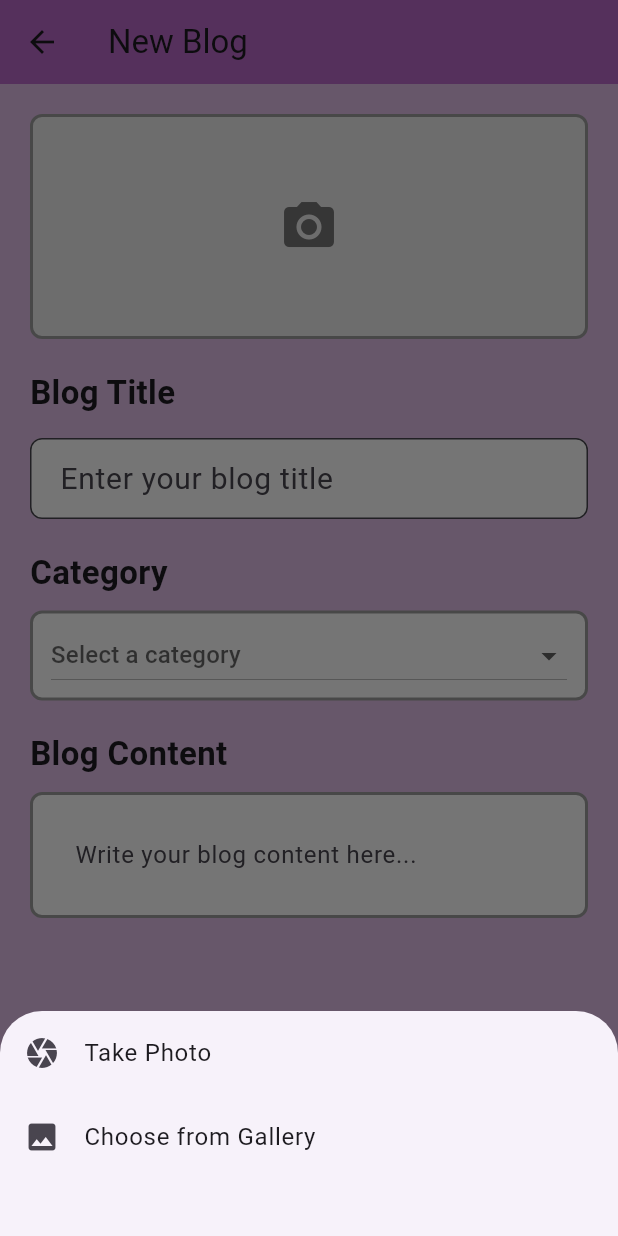
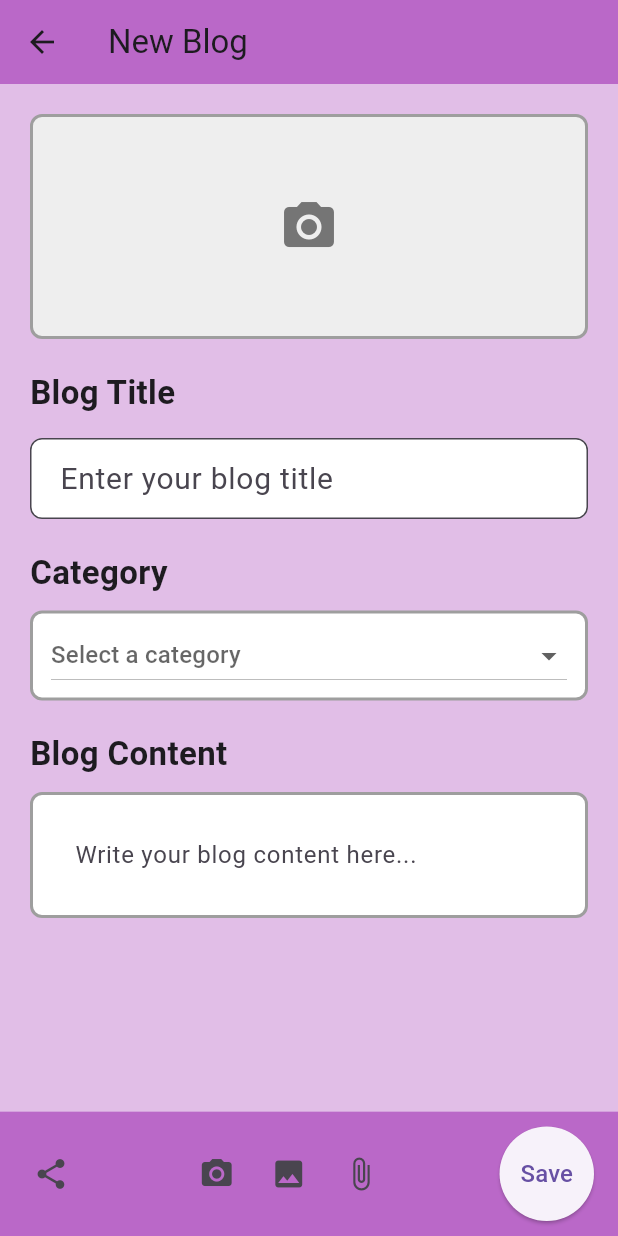
Before and after one commit to itsmealan2000/Blogapp-group1, a Flutter app: the NewBlogPage screen opened directly, after a tap on the "camera alt" icon, on a phone screen of 412 x 824 dp. Run offline on Flutter 3.47's test engine with Material 3 defaults, Android fonts, the phone set to English and light mode, and no system bars; our stand-ins replace file_picker, image_picker, share.

Commit message:
Added functionalities for image picker.

```diff
--- a/analysis_options.yaml
+++ b/analysis_options.yaml
@@ -1 +1,4 @@
+analyzer:
+  errors:
+    unused_element: ignore
 include: package:flutter_lints/flutter.yaml
--- a/lib/createBlog.dart
+++ b/lib/createBlog.dart
@@ -39,27 +39,28 @@ class _NewBlogPageState extends State<NewBlogPage> {
     'Political blogs',
   ];
 
-  XFile? _image;
+  XFile? _topImage;
+  File? _bottomImage;
   File? _file;
 
-  Future<void> _pickMedia() async {
+  Future<void> _pickTopImage() async {
     final picker = ImagePicker();
     final pickedFile = await picker.pickImage(source: ImageSource.gallery);
 
     if (pickedFile != null) {
       setState(() {
-        _image = pickedFile;
+        _topImage = pickedFile;
       });
     }
   }
 
-  Future<void> _captureMedia(ImageSource source) async {
+  Future<void> _captureBottomImage(ImageSource source) async {
     final picker = ImagePicker();
     final pickedFile = await picker.pickImage(source: source);
 
     if (pickedFile != null) {
       setState(() {
-        _image = pickedFile;
+        _bottomImage = File(pickedFile.path);
       });
     }
   }
@@ -98,6 +99,18 @@ class _NewBlogPageState extends State<NewBlogPage> {
     }
   }
 
+  void _removeTopImage() {
+    setState(() {
+      _topImage = null;
+    });
+  }
+
+  void _removeBottomImage() {
+    setState(() {
+      _bottomImage = null;
+    });
+  }
+
   @override
   Widget build(BuildContext context) {
     return Scaffold(
@@ -117,36 +130,7 @@ class _NewBlogPageState extends State<NewBlogPage> {
               crossAxisAlignment: CrossAxisAlignment.start,
               children: [
                 GestureDetector(
-                  onTap: () {
-                    showModalBottomSheet(
-                      context: context,
-                      builder: (BuildContext context) {
-                        return SizedBox(
-                          height: 150,
-                          child: ListView(
-                            children: [
-                              ListTile(
-                                leading: const Icon(Icons.camera),
-                                title: const Text('Take Photo'),
-                                onTap: () {
-                                  Navigator.pop(context);
-                                  _captureMedia(ImageSource.camera);
-                                },
-                              ),
-                              ListTile(
-                                leading: const Icon(Icons.image),
-                                title: const Text('Choose from Gallery'),
-                                onTap: () {
-                                  Navigator.pop(context);
-                                  _pickMedia();
-                                },
-                              ),
-                            ],
-                          ),
-                        );
-                      },
-                    );
-                  },
+                  onTap: _pickTopImage,
                   child: Container(
                     width: double.infinity,
                     height: 150,
@@ -155,7 +139,7 @@ class _NewBlogPageState extends State<NewBlogPage> {
                       borderRadius: BorderRadius.circular(8.0),
                       color: Colors.grey[200],
                     ),
-                    child: _image == null
+                    child: _topImage == null
                         ? Center(
                             child: Icon(
                               Icons.camera_alt,
@@ -163,29 +147,24 @@ class _NewBlogPageState extends State<NewBlogPage> {
                               size: 40,
                             ),
                           )
-                        : FutureBuilder<double>(
-                            future: _getAspectRatio(File(_image!.path)),
-                            builder: (context, snapshot) {
-                              if (snapshot.connectionState ==
-                                  ConnectionState.waiting) {
-                                return const Center(
-                                    child: CircularProgressIndicator());
-                              } else if (snapshot.hasError) {
-                                return const Center(
-                                    child: Text('Error loading image'));
-                              } else {
-                                final aspectRatio = snapshot.data ?? 1;
-                                return Center(
-                                  child: AspectRatio(
-                                    aspectRatio: aspectRatio,
+                        : Stack(
+                            children: [
+                              Center(
                                 child: Image.file(
-                                      File(_image!.path),
-                                      fit: BoxFit.cover,
+                                  File(_topImage!.path),
+                                  fit: BoxFit.contain,
                                 ),
                               ),
-                                );
-                              }
-                            },
+                              Positioned(
+                                top: 8,
+                                right: 8,
+                                child: IconButton(
+                                  icon: const Icon(Icons.remove_circle,
+                                      color: Colors.red),
+                                  onPressed: _removeTopImage,
+                                ),
+                              ),
+                            ],
                           ),
                   ),
                 ),
@@ -269,7 +248,32 @@ class _NewBlogPageState extends State<NewBlogPage> {
                     ),
                     color: Colors.white,
                   ),
-                  child: const TextField(
+                  child: Column(
+                    crossAxisAlignment: CrossAxisAlignment.start,
+                    children: [
+                      if (_bottomImage != null)
+                        Stack(
+                          children: [
+                            SizedBox(
+                              width: double.infinity,
+                              child: Image.file(
+                                _bottomImage!,
+                                fit: BoxFit.cover,
+                              ),
+                            ),
+                            Positioned(
+                              top: 8,
+                              right: 8,
+                              child: IconButton(
+                                icon: const Icon(Icons.remove_circle,
+                                    color: Colors.red),
+                                onPressed: _removeBottomImage,
+                              ),
+                            ),
+                          ],
+                        ),
+                      // Add content text field or other widgets here
+                      const TextField(
                         maxLines: null,
                         decoration: InputDecoration(
                           border: InputBorder.none,
@@ -278,119 +282,60 @@ class _NewBlogPageState extends State<NewBlogPage> {
                               horizontal: 16.0, vertical: 16.0),
                         ),
                       ),
+                    ],
+                  ),
                 ),
               ],
             ),
           ),
         ),
       ),
-      bottomNavigationBar: BottomAppBar(
+      bottomNavigationBar: Container(
+        padding: const EdgeInsets.all(10),
         color: Colors.purple[300],
-        child: Padding(
-          padding: const EdgeInsets.symmetric(vertical: 10.0, horizontal: 20.0),
         child: Row(
           mainAxisAlignment: MainAxisAlignment.spaceBetween,
           children: [
             IconButton(
-                icon: const Icon(Icons.share, color: Colors.white),
+              icon: const Icon(Icons.share),
               onPressed: _shareContent,
             ),
+            Row(
+              children: [
                 IconButton(
-                icon: const Icon(Icons.camera_alt, color: Colors.white),
+                  icon: const Icon(Icons.camera_alt),
                   onPressed: () {
-                  showModalBottomSheet(
-                    context: context,
-                    builder: (BuildContext context) {
-                      return SizedBox(
-                        height: 150,
-                        child: ListView(
-                          children: [
-                            ListTile(
-                              leading: const Icon(Icons.camera),
-                              title: const Text('Take Photo'),
-                              onTap: () {
-                                Navigator.pop(context);
-                                _captureMedia(ImageSource.camera);
-                              },
-                            ),
-                            ListTile(
-                              leading: const Icon(Icons.image),
-                              title: const Text('Choose from Gallery'),
-                              onTap: () {
-                                Navigator.pop(context);
-                                _pickMedia();
-                              },
-                            ),
-                          ],
-                        ),
-                      );
-                    },
-                  );
+                    _captureBottomImage(ImageSource.camera);
                   },
                 ),
                 IconButton(
-                icon: const Icon(Icons.attach_file, color: Colors.white),
+                  icon: const Icon(Icons.image),
                   onPressed: () {
-                  showModalBottomSheet(
-                    context: context,
-                    builder: (BuildContext context) {
-                      return SizedBox(
-                        height: 75,
-                        child: ListView(
-                          children: [
-                            // ListTile(
-                            //   leading: const Icon(Icons.camera),
-                            //   title: const Text('Take Photo'),
-                            //   onTap: () {
-                            //     Navigator.pop(context);
-                            //     _captureMedia(ImageSource.camera);
-                            //   },
-                            // ),
-                            // ListTile(
-                            //   leading: const Icon(Icons.image),
-                            //   title: const Text('Choose from Gallery'),
-                            //   onTap: () {
-                            //     Navigator.pop(context);
-                            //     _pickMedia();
-                            //   },
-                            // ),
-                            ListTile(
-                              leading: const Icon(Icons.file_present),
-                              title: const Text('Pick a File'),
-                              onTap: () {
-                                Navigator.pop(context);
-                                _pickFile();
+                    _captureBottomImage(ImageSource.gallery);
                   },
                 ),
+                IconButton(
+                  icon: const Icon(Icons.attach_file),
+                  onPressed: _pickFile,
+                ),
               ],
-                        ),
-                      );
-                    },
-                  );
-                },
             ),
             ElevatedButton(
               onPressed: _saveBlog,
               style: ElevatedButton.styleFrom(
-                  backgroundColor: Colors.white,
-                  shape: const StadiumBorder(),
-                  padding: const EdgeInsets.symmetric(
-                    horizontal: 24.0,
-                    vertical: 4.0,
-                  ),
+                shape: CircleBorder(),
+                padding: EdgeInsets.all(20),
               ),
               child: const Text(
                 'Save',
                 style: TextStyle(
-                    color: Colors.purple,
-                    fontSize: 18,
+                  fontSize: 16,
                 ),
               ),
             ),
           ],
         ),
       ),
-      ),
     );
   }
 }
--- a/lib/main.dart
+++ b/lib/main.dart
@@ -12,6 +12,7 @@ class MainApp extends StatelessWidget {
   Widget build(BuildContext context) {
     return const MaterialApp(
       home: MainPage(), // Use a separate widget for the main page
+      debugShowCheckedModeBanner: false,
     );
   }
 }
```
Lines whose indentation alone changed are shown as unchanged.
